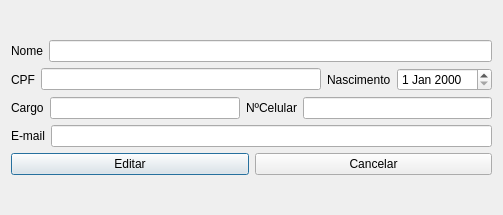
First picture: the form in clinica_cpp/edicaocolaboradores.ui, repository juander/Projeto_CPP, before the edit.
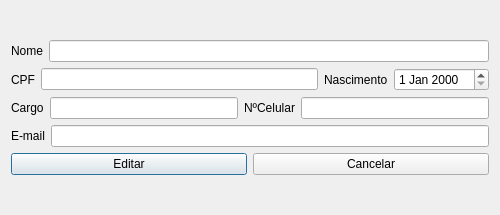
Second picture: the form after the edit.

What changed in the file:
```diff
--- a/clinica_cpp/edicaocolaboradores.ui
+++ b/clinica_cpp/edicaocolaboradores.ui
@@ -6,7 +6,7 @@
    <rect>
     <x>0</x>
     <y>0</y>
-    <width>503</width>
+    <width>500</width>
     <height>215</height>
    </rect>
   </property>
```
